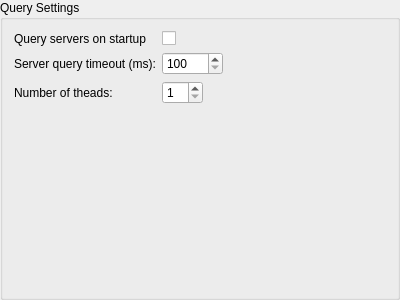
This is src/gui/cfgQuery.ui in Destroyerrrocket/doomseeker-unofficial as Qt 5 draws it before an edit. The edited form follows.
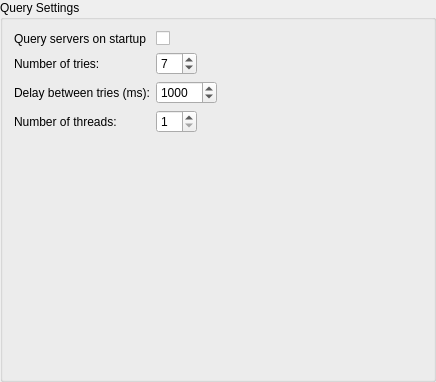
This is the edited form.

Commit message: - Fixed: About dialog defaulted to Wadseeker tab. Changed to Doomseeker. - Changed the way servers are queried. Now several challenges are sent in delays of constant, configurable time. Challenges are stop being sent once a server responds. If after a number of configurable attempts a server doesn't respond it is marked as not responding. This will a) prevent servers being marked as not responding due to a single packet loss and b) help refreshing servers that are not online during the refresh initialization but you know they'll soon be :)

Diff of the .ui file:
```diff
--- a/src/gui/cfgQuery.ui
+++ b/src/gui/cfgQuery.ui
@@ -6,8 +6,8 @@
    <rect>
     <x>0</x>
     <y>0</y>
-    <width>400</width>
-    <height>300</height>
+    <width>436</width>
+    <height>382</height>
    </rect>
   </property>
   <property name="windowTitle">
@@ -40,14 +40,30 @@
      </property>
     </widget>
    </item>
-   <item row="1" column="0">
-    <widget class="QLabel" name="label">
+   <item row="2" column="1">
+    <widget class="QSpinBox" name="triesBox">
+     <property name="minimum">
+      <number>3</number>
+     </property>
+     <property name="maximum">
+      <number>10</number>
+     </property>
+     <property name="singleStep">
+      <number>1</number>
+     </property>
+     <property name="value">
+      <number>7</number>
+     </property>
+    </widget>
+   </item>
+   <item row="2" column="0">
+    <widget class="QLabel" name="label_4">
      <property name="text">
-      <string>Server query timeout (ms):</string>
+      <string>Number of tries:</string>
      </property>
     </widget>
    </item>
-   <item row="1" column="1">
+   <item row="3" column="1">
     <widget class="QSpinBox" name="timeoutBox">
      <property name="minimum">
       <number>100</number>
@@ -58,16 +74,19 @@
      <property name="singleStep">
       <number>100</number>
      </property>
+     <property name="value">
+      <number>1000</number>
+     </property>
     </widget>
    </item>
-   <item row="2" column="0">
-    <widget class="QLabel" name="label_2">
+   <item row="3" column="0">
+    <widget class="QLabel" name="label">
      <property name="text">
-      <string>Number of theads:</string>
+      <string>Delay between tries (ms):</string>
      </property>
     </widget>
    </item>
-   <item row="2" column="1">
+   <item row="4" column="1">
     <widget class="QSpinBox" name="threadsBox">
      <property name="minimum">
       <number>1</number>
@@ -77,6 +96,13 @@
      </property>
     </widget>
    </item>
+   <item row="4" column="0">
+    <widget class="QLabel" name="label_2">
+     <property name="text">
+      <string>Number of threads:</string>
+     </property>
+    </widget>
+   </item>
   </layout>
  </widget>
  <resources/>
```
The commit also changes 4 other files.
